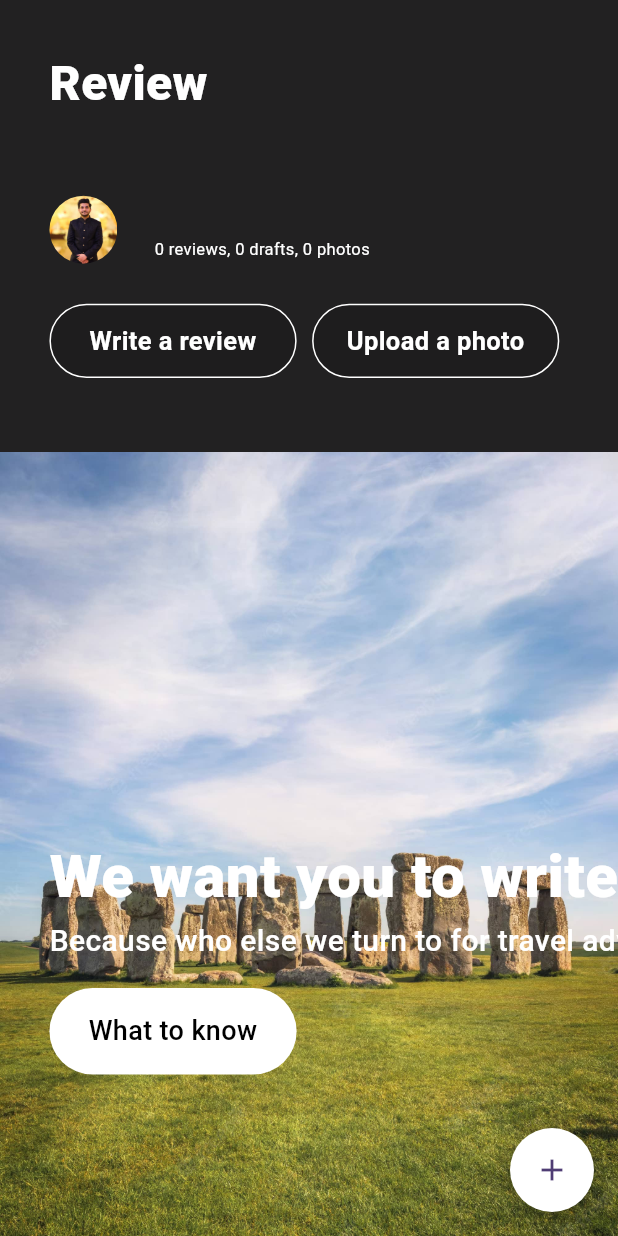
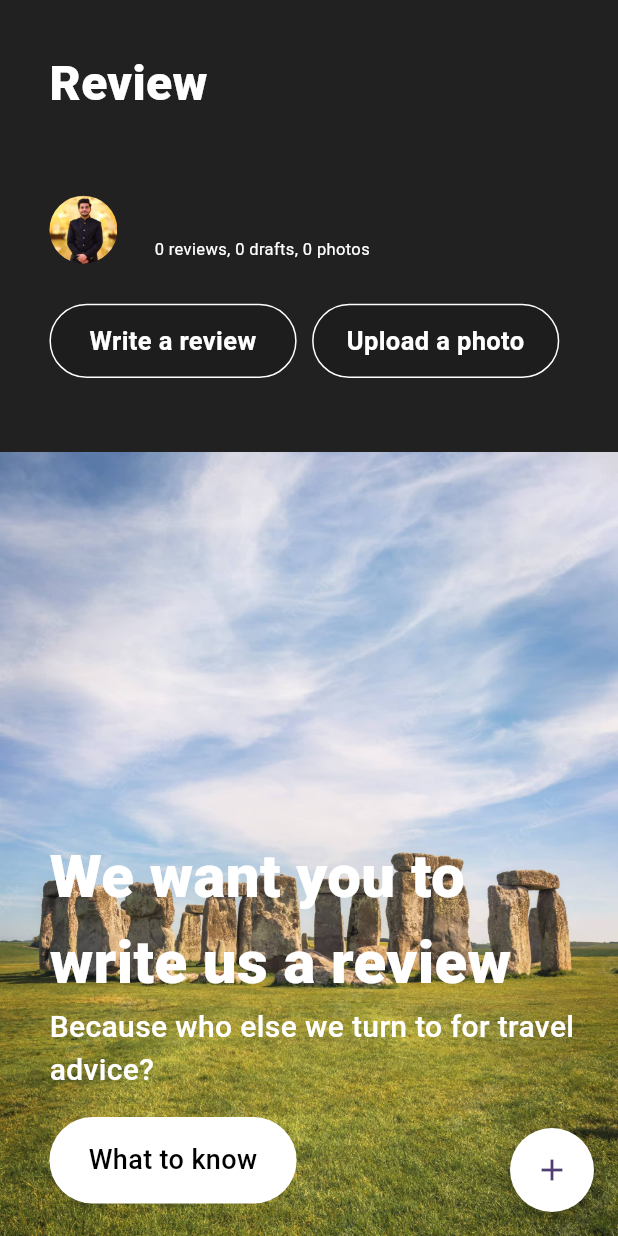
Before and after one commit to Bilal98815/trip_advisor, a Flutter app: the ReviewView screen opened directly, on a phone screen of 412 x 824 dp. Run offline on Flutter 3.47's test engine with Material 2 defaults, Android fonts, the phone set to English and light mode, and no system bars; drawn by our look-alikes of flutter_speed_dial; our stand-ins replace bloc, cloud_firestore, easy_localization, equatable, firebase_auth, firebase_core and 8 more; accounts and stored records are empty; network calls fail.

Commit message:
- resolved a minor text overflow issue in review screen

```diff
--- a/lib/modules/profile/presentation/view/profile_view.dart
+++ b/lib/modules/profile/presentation/view/profile_view.dart
@@ -75,7 +75,7 @@ class ProfileView extends StatelessWidget {
                           ),
                           Row(
                             children: [
-                              if (state.user?.imageUrl != null)
+                              if (state.user?.imageUrl != '')
                                 CircleAvatar(
                                   radius: 50,
                                   backgroundImage: NetworkImage(
--- a/lib/modules/review/presentation/widgets/image_container.dart
+++ b/lib/modules/review/presentation/widgets/image_container.dart
@@ -28,7 +28,9 @@ class ImageContainer extends StatelessWidget {
               child: Column(
                 crossAxisAlignment: CrossAxisAlignment.start,
                 children: [
-                  CommonText(
+                  SizedBox(
+                    width: size.maxWidth * 0.9,
+                    child: CommonText(
                       text: LocaleStrings.reviewImageContainerHeading,
                       color: Colors.white,
                       fontsize: 40,
@@ -36,13 +38,17 @@ class ImageContainer extends StatelessWidget {
                       textOverflow: TextOverflow.clip,
                       textAlign: TextAlign.start,
                     ),
-                  CommonText(
+                  ),
+                  SizedBox(
+                    width: size.maxWidth * 0.9,
+                    child: CommonText(
                       text: LocaleStrings.reviewImageContainerSubHeading,
                       color: Colors.white,
                       fontsize: 20,
                       fontWeight: FontWeight.w500,
                       textOverflow: TextOverflow.clip,
                       textAlign: TextAlign.start,
+                    ),
                   ),
                   SizedBox(
                     height: size.maxHeight * 0.02,
```
Lines whose indentation alone changed are shown as unchanged.
